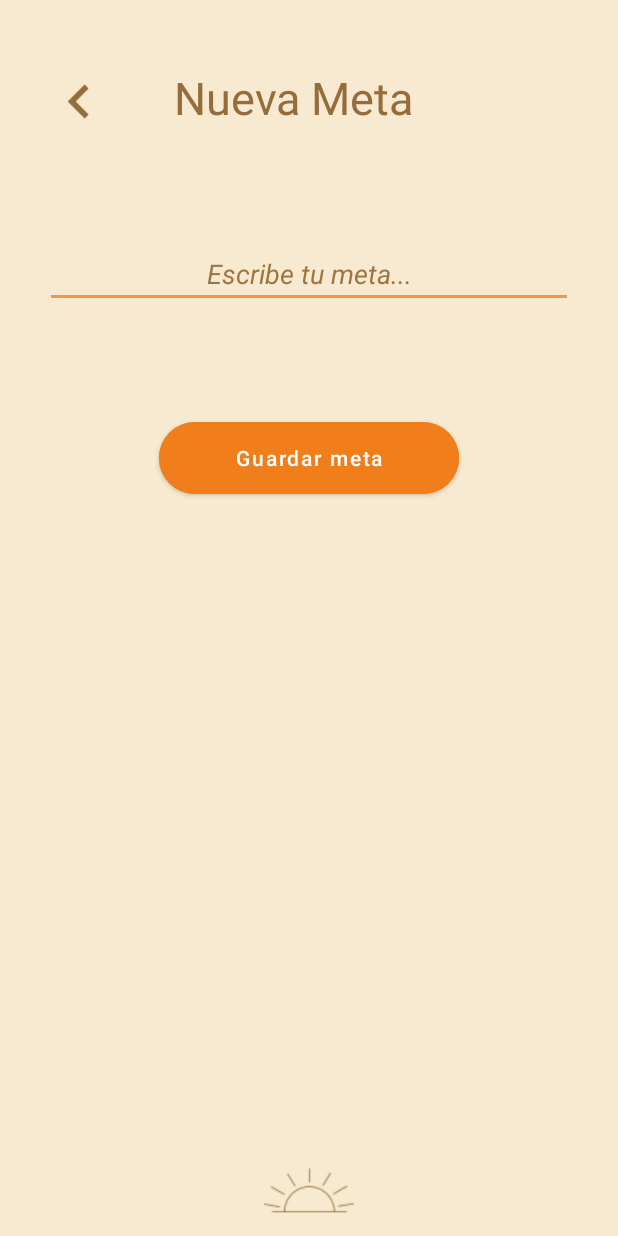
After one commit to MichelleNaffate/AppSer, an Android app: the AgregarNota screen opened directly, with no data from a screen before it, on a phone screen of 412 x 824 dp. The commit adds this screen. Run offline under Robolectric (Android 15) with nearby library versions, the phone set to English and light mode, and no system bars; our stand-ins replace Firebase (no records; nobody signed in at launch, a user with empty details on screens opened directly).

Commit message:
Se agregó funcionanalidad en AgregarNota y se ajustó diseño.

```diff
--- /dev/null
+++ b/app/src/main/java/castillo/holguin/naffate/ser/AgregarNota.kt
@@ -0,0 +1,48 @@
+package castillo.holguin.naffate.ser
+
+import android.content.Intent
+import androidx.appcompat.app.AppCompatActivity
+import android.os.Bundle
+import android.widget.Toast
+import com.google.firebase.auth.FirebaseAuth
+import com.google.firebase.firestore.FirebaseFirestore
+import kotlinx.android.synthetic.main.activity_agregar_nota.*
+import kotlinx.android.synthetic.main.activity_agregar_nota.navegar
+import kotlinx.android.synthetic.main.activity_habito_trabajar.*
+
+class AgregarNota : AppCompatActivity() {
+    private lateinit var auth: FirebaseAuth
+    private lateinit var storage: FirebaseFirestore
+
+
+    override fun onCreate(savedInstanceState: Bundle?) {
+        super.onCreate(savedInstanceState)
+        setContentView(R.layout.activity_agregar_nota)
+
+        storage = FirebaseFirestore.getInstance()
+        auth = FirebaseAuth.getInstance()
+
+        btnGuardarMeta.setOnClickListener(){
+            val check: Boolean = false
+            storage.collection("Metas").add(
+                hashMapOf(
+                    "check" to check,
+                    "contenidoMeta" to edit_ContenidoMeta.text.toString(),
+                    "email" to auth.currentUser?.email))
+                .addOnSuccessListener {
+                    Toast.makeText(getApplicationContext(),"Meta Agregada", Toast.LENGTH_SHORT).show()
+                    var intent : Intent = Intent(this, MetasActivity:: class.java)
+                    startActivity(intent)
+                }
+                .addOnFailureListener{
+                    Toast.makeText(getApplicationContext(), "Intente de Nuevo", Toast.LENGTH_SHORT).show()
+                }
+        }
+
+        navegar.setOnClickListener{
+            var intent : Intent = Intent(this, MetasActivity:: class.java)
+            startActivity(intent)
+        }
+
+    }
+}
--- /dev/null
+++ b/app/src/main/java/castillo/holguin/naffate/ser/ContenidoMeta.kt
@@ -0,0 +1,4 @@
+package castillo.holguin.naffate.ser
+
+data class Meta (var contenido: String,
+                 var check: Boolean)
--- /dev/null
+++ b/app/src/main/res/layout/activity_agregar_nota.xml
@@ -0,0 +1,90 @@
+<?xml version="1.0" encoding="utf-8"?>
+<LinearLayout xmlns:android="http://schemas.android.com/apk/res/android"
+    xmlns:app="http://schemas.android.com/apk/res-auto"
+    xmlns:tools="http://schemas.android.com/tools"
+    android:layout_width="match_parent"
+    android:layout_height="match_parent"
+    android:orientation="vertical"
+    android:background="@color/fondo"
+    tools:context=".AgregarMeta">
+
+    <LinearLayout
+        android:layout_width="match_parent"
+        android:layout_height="80dp"
+        android:layout_marginTop="30dp"
+        android:orientation="horizontal">
+
+        <ImageView
+            android:id="@+id/navegar"
+            android:layout_width="45dp"
+            android:layout_height="55dp"
+            android:layout_marginTop="10dp"
+            android:layout_marginStart="30dp"
+            android:src="@drawable/ic_baseline_navigate_before_24" />
+
+        <TextView
+            android:id="@+id/view_titulo"
+            android:layout_width="240dp"
+            android:layout_height="70dp"
+            android:text="@string/nueva_Meta"
+            android:layout_gravity="center_horizontal"
+            android:layout_marginTop="30dp"
+            android:gravity="center"
+            android:textColor="@color/titulos"
+            android:textSize="30sp"/>
+
+    </LinearLayout>
+
+    <EditText
+        android:id="@+id/edit_ContenidoMeta"
+        android:layout_width="match_parent"
+        android:layout_height="wrap_content"
+        android:layout_marginTop="50dp"
+        android:layout_marginStart="30dp"
+        android:layout_marginEnd="30dp"
+        android:hint="@string/contenido_Meta"
+        android:gravity="center"
+        android:layout_gravity="center_horizontal"
+        android:textStyle="italic"
+        android:textColorHint="@color/cafecito"
+        android:inputType="text"
+        android:textColor="@color/titulos"/>
+
+
+    <Button
+        android:id="@+id/btnGuardarMeta"
+        android:layout_width="200dp"
+        android:layout_height="60dp"
+        android:layout_gravity="center_horizontal"
+        android:layout_marginTop="70dp"
+        android:backgroundTint="@color/btnFuerte"
+        android:text="@string/btn_guardar_meta"
+        android:elevation="5dp"
+        android:textAllCaps="false"
+        android:textColor="@color/white"
+        app:cornerRadius="40dp" />
+
+    <RelativeLayout
+        android:layout_width="match_parent"
+        android:layout_height="wrap_content"
+        android:gravity="center">
+
+        <LinearLayout
+            android:layout_width="wrap_content"
+            android:layout_height="match_parent"
+            android:layout_gravity="center"
+            android:layout_alignParentBottom="true">
+
+            <ImageView
+                android:id="@+id/imageView3"
+                android:layout_width="80dp"
+                android:layout_height="60dp"
+                android:layout_gravity="bottom"
+                app:srcCompat="@drawable/sol4"
+                android:contentDescription="@string/todo" />
+
+        </LinearLayout>
+
+    </RelativeLayout>
+
+</LinearLayout>
```
Also changed, not shown: app/src/main/java/castillo/holguin/naffate/ser/MetasActivity.kt (+121 -0 lines), app/src/main/res/layout/contenido_metas.xml (+29 -17 lines).
